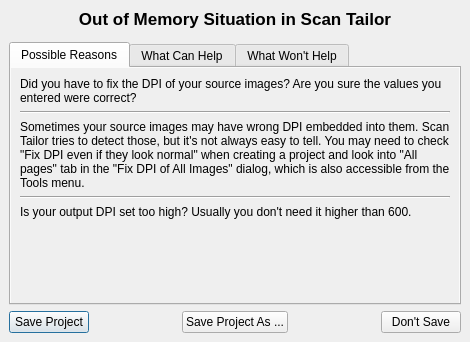
2ndmax/scantailor-ocr, file src/app/OutOfMemoryDialog.ui: the form before one commit.
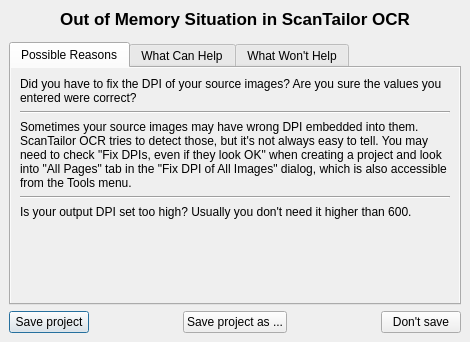
The form after the commit.

Commit message:
Out of memory window: current names
The window still said "Scan Tailor" and pointed to a check box "Fix DPI
even if they look normal" and a tab "All pages"; they are now called
ScanTailor OCR, "Fix DPIs, even if they look OK" and "All Pages". The
buttons are in sentence case. German: the title speaks of
"Arbeitsspeicher" (memory) instead of "Speicherplatz" (disk space).
The translations of the other languages are kept.

The edit to the form file:
```diff
--- a/src/app/OutOfMemoryDialog.ui
+++ b/src/app/OutOfMemoryDialog.ui
@@ -43,7 +43,7 @@
 font-weight: bold;</string>
          </property>
          <property name="text">
-          <string>Out of Memory Situation in Scan Tailor</string>
+          <string>Out of Memory Situation in ScanTailor OCR</string>
          </property>
          <property name="alignment">
           <set>Qt::AlignCenter</set>
@@ -138,7 +138,7 @@
                <item>
                 <widget class="QLabel" name="label_6">
                  <property name="text">
-                  <string>Sometimes your source images may have wrong DPI embedded into them. Scan Tailor tries to detect those, but it's not always easy to tell. You may need to check &quot;Fix DPI even if they look normal&quot; when creating a project and look into &quot;All pages&quot; tab in the &quot;Fix DPI of All Images&quot; dialog, which is also accessible from the Tools menu.</string>
+                  <string>Sometimes your source images may have wrong DPI embedded into them. ScanTailor OCR tries to detect those, but it's not always easy to tell. You may need to check &quot;Fix DPIs, even if they look OK&quot; when creating a project and look into &quot;All Pages&quot; tab in the &quot;Fix DPI of All Images&quot; dialog, which is also accessible from the Tools menu.</string>
                  </property>
                  <property name="wordWrap">
                   <bool>true</bool>
@@ -394,7 +394,7 @@
          <item>
           <widget class="QPushButton" name="saveProjectBtn">
            <property name="text">
-            <string>Save Project</string>
+            <string>Save project</string>
            </property>
            <property name="default">
             <bool>true</bool>
@@ -417,7 +417,7 @@
          <item>
           <widget class="QPushButton" name="saveProjectAsBtn">
            <property name="text">
-            <string>Save Project As ...</string>
+            <string>Save project as ...</string>
            </property>
           </widget>
          </item>
@@ -437,7 +437,7 @@
          <item>
           <widget class="QPushButton" name="dontSaveBtn">
            <property name="text">
-            <string>Don't Save</string>
+            <string>Don't save</string>
            </property>
           </widget>
          </item>
```
Left out of the diff: 6 changed lines with no effect on the pictures. The commit also changes 8 other files.
